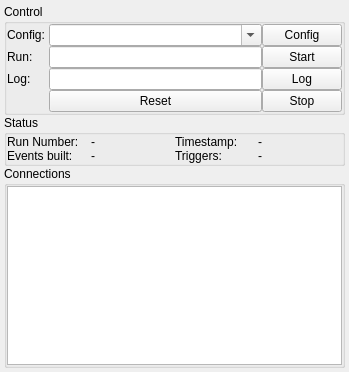
eudaq/eudaq, file gui/ui/euRun.ui: the form before one commit.
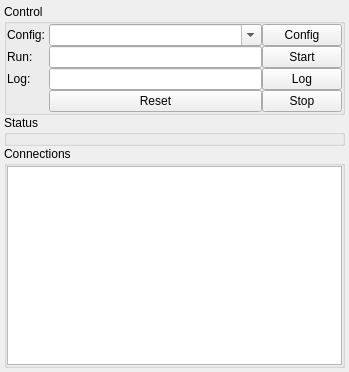
The form after the commit. Icons and pictures are not drawn.

The edit to the form file:
```diff
--- a/gui/ui/euRun.ui
+++ b/gui/ui/euRun.ui
@@ -144,62 +144,6 @@
        <property name="spacing" >
         <number>0</number>
        </property>
-       <item row="0" column="0" >
-        <widget class="QLabel" name="lblRunNumber" >
-         <property name="text" >
-          <string>Run Number: </string>
-         </property>
-        </widget>
-       </item>
-       <item row="0" column="1" >
-        <widget class="QLabel" name="txtRunNumber" >
-         <property name="text" >
-          <string>-</string>
-         </property>
-        </widget>
-       </item>
-       <item row="1" column="0" >
-        <widget class="QLabel" name="lblEvents" >
-         <property name="text" >
-          <string>Events built: </string>
-         </property>
-        </widget>
-       </item>
-       <item row="0" column="2" >
-        <widget class="QLabel" name="lblTimestamp" >
-         <property name="text" >
-          <string>Timestamp: </string>
-         </property>
-        </widget>
-       </item>
-       <item row="0" column="3" >
-        <widget class="QLabel" name="txtTimestamp" >
-         <property name="text" >
-          <string>-</string>
-         </property>
-        </widget>
-       </item>
-       <item row="1" column="1" >
-        <widget class="QLabel" name="txtEvents" >
-         <property name="text" >
-          <string>-</string>
-         </property>
-        </widget>
-       </item>
-       <item row="1" column="2" >
-        <widget class="QLabel" name="lblTriggers" >
-         <property name="text" >
-          <string>Triggers: </string>
-         </property>
-        </widget>
-       </item>
-       <item row="1" column="3" >
-        <widget class="QLabel" name="txtTriggers" >
-         <property name="text" >
-          <string>-</string>
-         </property>
-        </widget>
-       </item>
       </layout>
      </widget>
     </item>
```
